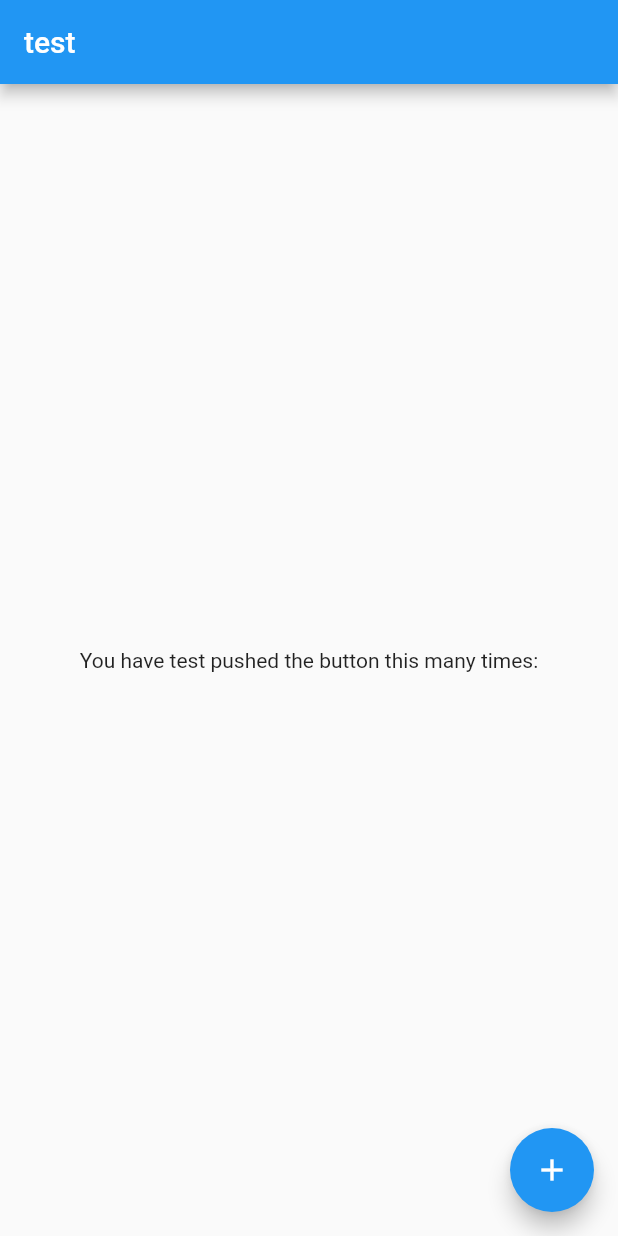
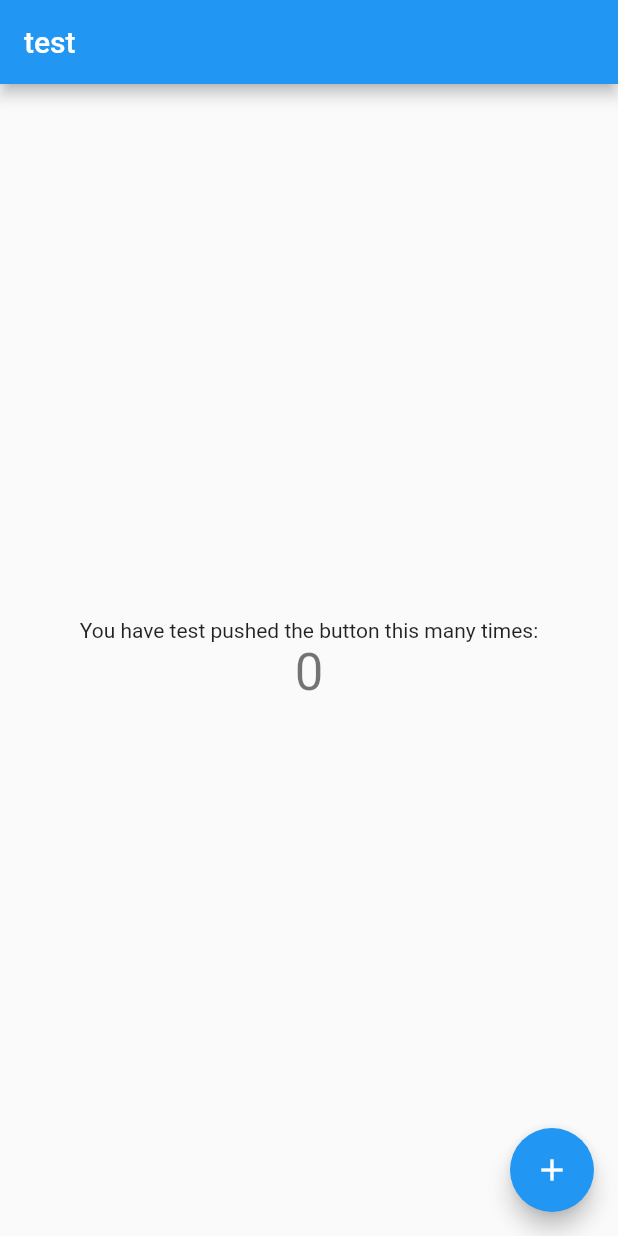
Before and after one commit to Gayath1/Flutter_myapp, a Flutter app: the screen it shows after launch, on a phone screen of 412 x 824 dp. Run offline on Flutter 3.47's test engine with Material 2 defaults, Android fonts, the phone set to English and light mode, and no system bars; our stand-ins replace animated_splash_screen.

Commit message:
press counter fix

```diff
--- a/lib/screens/home/home.dart
+++ b/lib/screens/home/home.dart
@@ -65,8 +65,12 @@ class _MyHomePageState extends State<MyHomePage> {
           // horizontal).
           mainAxisAlignment: MainAxisAlignment.center,
           children: <Widget>[
-            new Text(
+            Text(
               'You have test pushed the button this many times:',
+            ),
+            Text(
+              '$_counter',
+              style: Theme.of(context).textTheme.headline4,
             ),
           ],
         ),
```
